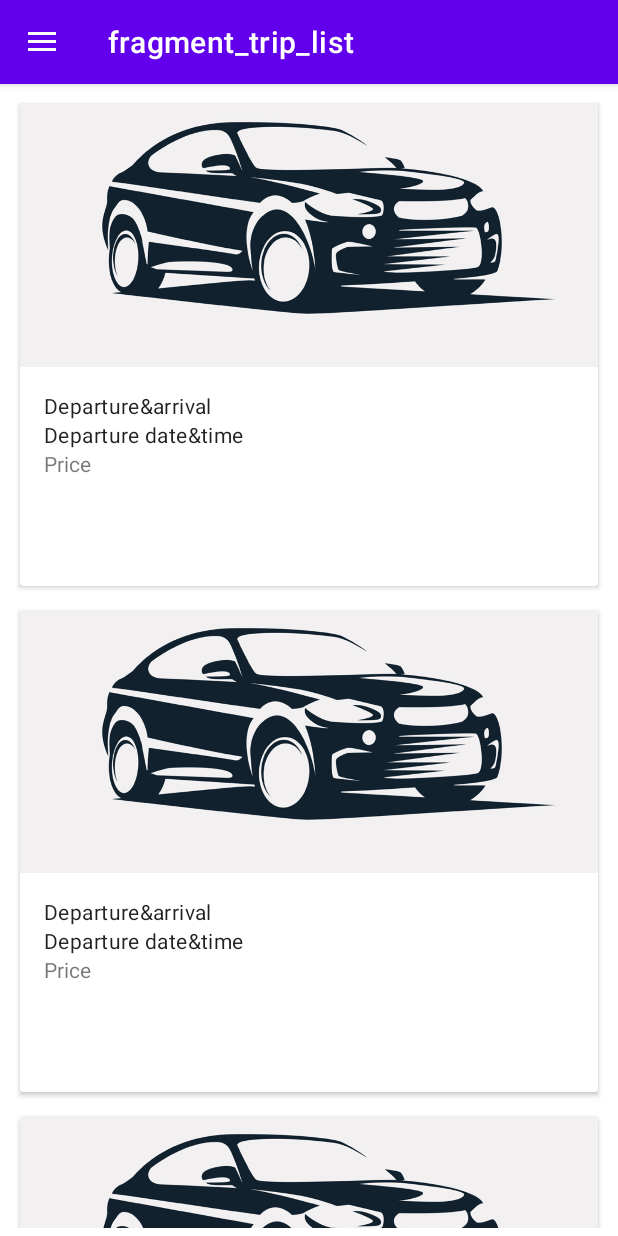
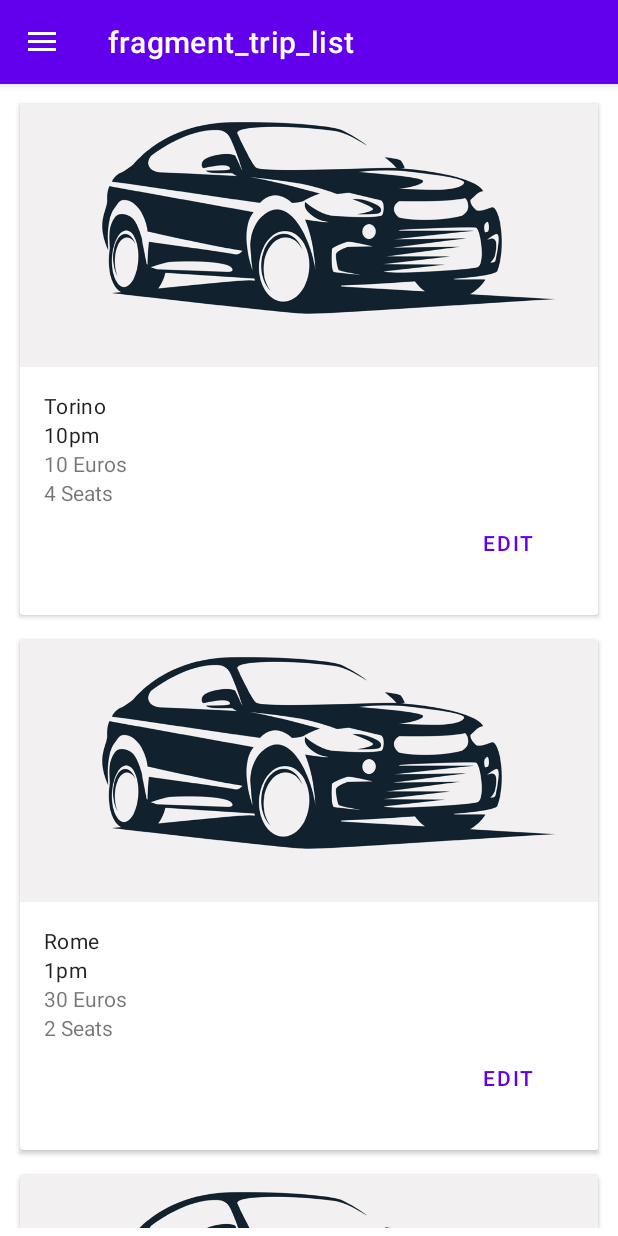
Before and after one commit to JuanPabloLoCoco/car-pooling, an Android app: the screen it shows after launch (MainActivity), in the side drawer, after a tap on "Trip List", on a phone screen of 412 x 824 dp. Run offline under Robolectric (Android 15) with nearby library versions, the phone set to English and light mode, and no system bars; our stand-ins replace navigation-ui.

Commit message:
ADD - Trip List

```diff
--- a/app/src/main/java/it/polito/mad/car_pooling/TripListFragment.kt
+++ b/app/src/main/java/it/polito/mad/car_pooling/TripListFragment.kt
@@ -1,18 +1,21 @@
 package it.polito.mad.car_pooling
 
+import android.content.Context
 import android.os.Bundle
 import android.util.Log
 import androidx.fragment.app.Fragment
 import android.view.LayoutInflater
 import android.view.View
 import android.view.ViewGroup
+import android.widget.Button
 import android.widget.TextView
+import android.widget.Toast
+import androidx.cardview.widget.CardView
 import androidx.recyclerview.widget.LinearLayoutManager
 import androidx.recyclerview.widget.RecyclerView
+import com.google.android.material.button.MaterialButton
+import it.polito.mad.car_pooling.models.Trip
 
-
-
-data class  Model(val name: String= "", val count: Int = 0)
 
 class TripListFragment : Fragment() {
 
@@ -26,52 +29,83 @@ class TripListFragment : Fragment() {
         super.onViewCreated(view, savedInstanceState)
         val reciclerView = view.findViewById<RecyclerView>(R.id.rv)
         reciclerView.layoutManager = LinearLayoutManager(requireContext())
-        val dataList = ArrayList<Model>()
-        dataList.add(Model("Phone", 1))
-        dataList.add(Model("Watch", 2))
-        dataList.add(Model("Note", 3))
-        dataList.add(Model("Pin", 4))
-        dataList.add(Model("Pin1", 5))
-        dataList.add(Model("Pin2", 6))
-        dataList.add(Model("Pin3", 7))
-        val rvAdapter = ModelAdapter(dataList.shuffled())
+
+        val trip1 = Trip(1)
+        trip1.price = "10 Euros"
+        trip1.depAriLocation = "Torino"
+        trip1.depDateTime = "10pm"
+        trip1.avaSeat = "4 Seats"
+
+        val trip2 = Trip(2)
+        trip2.price = "80 Euros"
+        trip2.depAriLocation = "Milano"
+        trip2.depDateTime = "9pm"
+        trip2.avaSeat = "5 Seats"
+
+        val trip3 = Trip(3)
+        trip3.price = "30 Euros"
+        trip3.depAriLocation = "Rome"
+        trip3.depDateTime = "1pm"
+        trip3.avaSeat = "2 Seats"
+
+        // val dataList = ArrayList<Trip>(trip1, trip2, trip3)
+        val dataList = arrayListOf<Trip>(trip1, trip2, trip3)
+
+        val rvAdapter = TripCardAdapter(dataList.shuffled(), requireContext())
         reciclerView.adapter = rvAdapter
         // Log.d("POLITO_ERRORS", "Recicler view es null: " + (reciclerView == null).toString())
     }
 }
 
-class ModelAdapter (val userList: List<Model>): RecyclerView.Adapter<ModelAdapter.ModelViewHolder>() {
+class TripCardAdapter (val tripList: List<Trip>, val context: Context): RecyclerView.Adapter<TripCardAdapter.TripCardViewHolder>() {
+    class TripCardViewHolder(v: View): RecyclerView.ViewHolder (v) {
+        val departureLocationView = v.findViewById<TextView>(R.id.depatureview)
+        val departureTimeView = v.findViewById<TextView>(R.id.timeview)
+        val priceView = v.findViewById<TextView>(R.id.priceview)
+        val availableSeatsView = v.findViewById<TextView>(R.id.tripAvailableSeatsField)
 
-    class ModelViewHolder(v: View): RecyclerView.ViewHolder(v){
-        //val nameView = v.findViewById<TextView>(R.id.text)
-        val name = v.findViewById<TextView>(R.id.tvName)
-        val count = v.findViewById<TextView>(R.id.tvCount)
-
-        fun bind(m: Model) {
+        val tripCardView = v.findViewById<CardView>(R.id.tripCard)
+        fun bind(t: Trip) {
 
         }
-        fun unbind(){
+
+        fun unbind() {
 
         }
     }
 
-    override fun onCreateViewHolder(parent: ViewGroup, viewType: Int): ModelViewHolder {
+    override fun onCreateViewHolder(parent: ViewGroup, viewType: Int): TripCardViewHolder {
         val v = LayoutInflater.from(parent.context).inflate(R.layout.item_layout, parent, false)
-        return ModelViewHolder(v)
+        return TripCardViewHolder(v)
     }
 
-    override fun onViewRecycled(holder: ModelViewHolder) {
+    override fun onViewRecycled(holder: TripCardViewHolder) {
         super.onViewRecycled(holder)
         holder.unbind()
     }
 
-    override fun onBindViewHolder(holder: ModelViewHolder, position: Int) {
-        holder.name?.text = userList[position].name
-        holder.count?.text = userList[position].count.toString()
+    override fun onBindViewHolder(holder: TripCardViewHolder, position: Int) {
+        val selectedTrip: Trip = tripList[position]
+
+        holder.departureLocationView.text = selectedTrip.depAriLocation
+        holder.departureTimeView.text = selectedTrip.depDateTime
+        holder.priceView.text = selectedTrip.price
+        holder.availableSeatsView.text = selectedTrip.avaSeat
+
+        holder.tripCardView.setOnClickListener {
+            // Handle navigation to show trip detail
+
+            Toast.makeText(context, "A click on card ${selectedTrip.id}", Toast.LENGTH_SHORT).show()
+        }
+
+        holder.tripCardView.findViewById<MaterialButton>(R.id.tripCardEditTripButton).setOnClickListener{
+            // Handle navigation to edit trip detail
+            Toast.makeText(context, "Go to edit trip ${selectedTrip.id}", Toast.LENGTH_SHORT).show()
+        }
+
     }
 
     override fun getItemCount(): Int {
-        return userList.size
+        return tripList.size
     }
-
 }
--- /dev/null
+++ b/app/src/main/java/it/polito/mad/car_pooling/models/Trip.kt
@@ -0,0 +1,14 @@
+package it.polito.mad.car_pooling.models
+
+// data class  Model(val name: String= "", val count: Int = 0)
+data class Trip (var id: Int) {
+    var depAriLocation: String = ""
+    var depDateTime: String = ""
+    var estDuration: String = ""
+    var avaSeat: String = ""
+    var price: String = ""
+    var additional: String = ""
+    var optional: String = ""
+    var plate: String = ""
+    var trimImageUri: String = ""
+}
--- a/app/src/main/res/layout/item_layout.xml
+++ b/app/src/main/res/layout/item_layout.xml
@@ -3,7 +3,9 @@
     xmlns:android="http://schemas.android.com/apk/res/android"
     xmlns:app="http://schemas.android.com/apk/res-auto"
     xmlns:tools="http://schemas.android.com/tools"
-    android:id="@+id/card"
+    android:id="@+id/tripCard"
+    android:clickable="true"
+    android:focusable="true"
     android:layout_width="match_parent"
     android:layout_height="wrap_content"
     android:layout_margin="8dp">
@@ -46,13 +48,20 @@
                 android:layout_height="wrap_content"
                 android:text="Price"
             />
+            <TextView
+                android:id="@+id/tripAvailableSeatsField"
+                android:layout_width="wrap_content"
+                android:layout_height="wrap_content"
+                android:text="Avaiable Seats"
+                />
             <com.google.android.material.button.MaterialButton
-                    android:id="@+id/edit_trip"
+                android:id="@+id/tripCardEditTripButton"
                 android:layout_gravity="right"
                 android:layout_width="wrap_content"
                 android:layout_height="wrap_content"
                 android:layout_marginBottom="8dp"
                 style="?attr/borderlessButtonStyle"
+                android:text="Edit"
                 />
 
             </LinearLayout>
```
Lines whose indentation alone changed are shown as unchanged.
